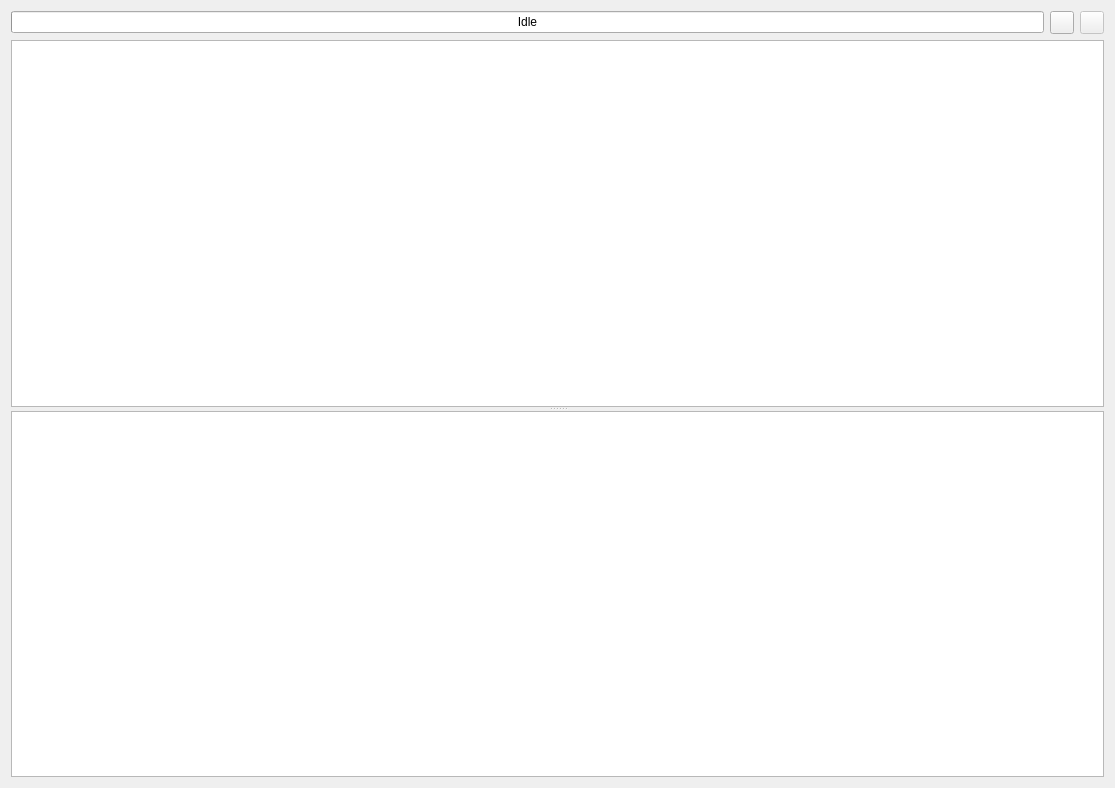
Above: tools/qchdman/scriptwidget.ui from qmc2/qmc2-mame-fe before the change. Below: the same form after it.
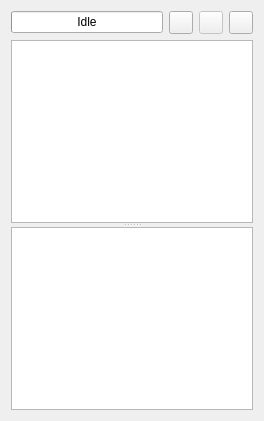
That is the form after the change. Icons and pictures are not drawn.

Commit message: imp: qchdman: added a tools-menu for scripts as well

```diff
--- a/tools/qchdman/scriptwidget.ui
+++ b/tools/qchdman/scriptwidget.ui
@@ -6,21 +6,13 @@
    <rect>
     <x>0</x>
     <y>0</y>
-    <width>1115</width>
-    <height>788</height>
+    <width>264</width>
+    <height>421</height>
    </rect>
   </property>
   <layout class="QGridLayout" name="gridLayout">
    <item row="0" column="0">
-    <layout class="QHBoxLayout" name="horizontalLayout">
-     <item>
       <widget class="QProgressBar" name="progressBar">
-       <property name="sizePolicy">
-        <sizepolicy hsizetype="MinimumExpanding" vsizetype="Fixed">
-         <horstretch>0</horstretch>
-         <verstretch>0</verstretch>
-        </sizepolicy>
-       </property>
        <property name="toolTip">
         <string>Script status / progress</string>
        </property>
@@ -32,7 +24,7 @@
        </property>
       </widget>
      </item>
-     <item>
+   <item row="0" column="1">
       <widget class="QToolButton" name="toolButtonRun">
        <property name="sizePolicy">
         <sizepolicy hsizetype="Fixed" vsizetype="Minimum">
@@ -49,7 +41,7 @@
        </property>
       </widget>
      </item>
-     <item>
+   <item row="0" column="2">
       <widget class="QToolButton" name="toolButtonStop">
        <property name="enabled">
         <bool>false</bool>
@@ -69,9 +61,27 @@
        </property>
       </widget>
      </item>
-    </layout>
+   <item row="0" column="3">
+    <widget class="QToolButton" name="toolButtonActions">
+     <property name="sizePolicy">
+      <sizepolicy hsizetype="Fixed" vsizetype="Minimum">
+       <horstretch>0</horstretch>
+       <verstretch>0</verstretch>
+      </sizepolicy>
+     </property>
+     <property name="toolTip">
+      <string>Tools menu</string>
+     </property>
+     <property name="icon">
+      <iconset resource="qchdman.qrc">
+       <normaloff>:/images/tools.png</normaloff>:/images/tools.png</iconset>
+     </property>
+     <property name="popupMode">
+      <enum>QToolButton::InstantPopup</enum>
+     </property>
+    </widget>
    </item>
-   <item row="1" column="0">
+   <item row="1" column="0" colspan="4">
     <widget class="QSplitter" name="splitter">
      <property name="orientation">
       <enum>Qt::Vertical</enum>
```
Left out of the diff: 1 changed line with no effect on the pictures. Lines whose indentation alone changed are shown as unchanged. The commit also changes 22 other files.
